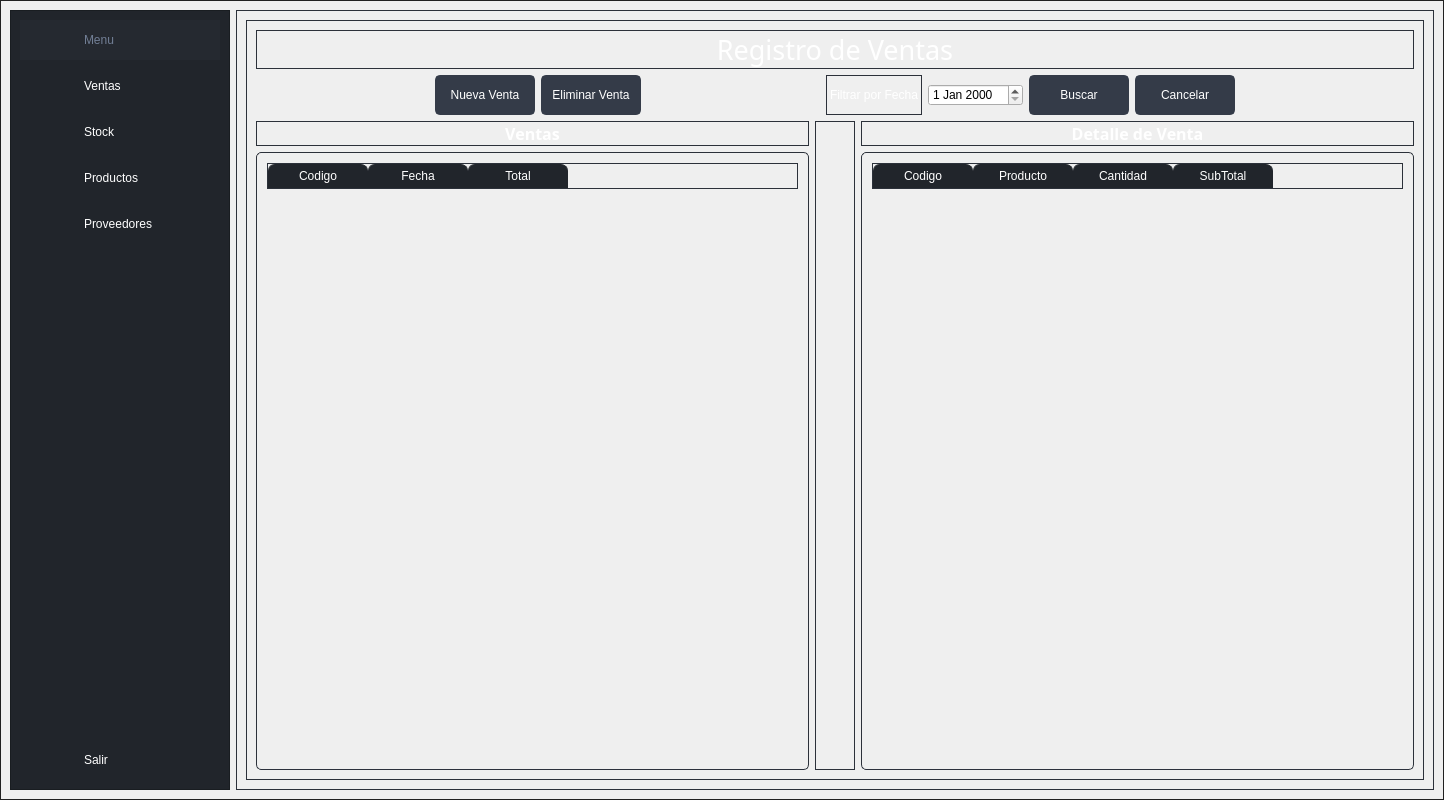
First picture: the form in Views/Principal.ui, repository Ryderd20/Gestor-Stock, before the edit.
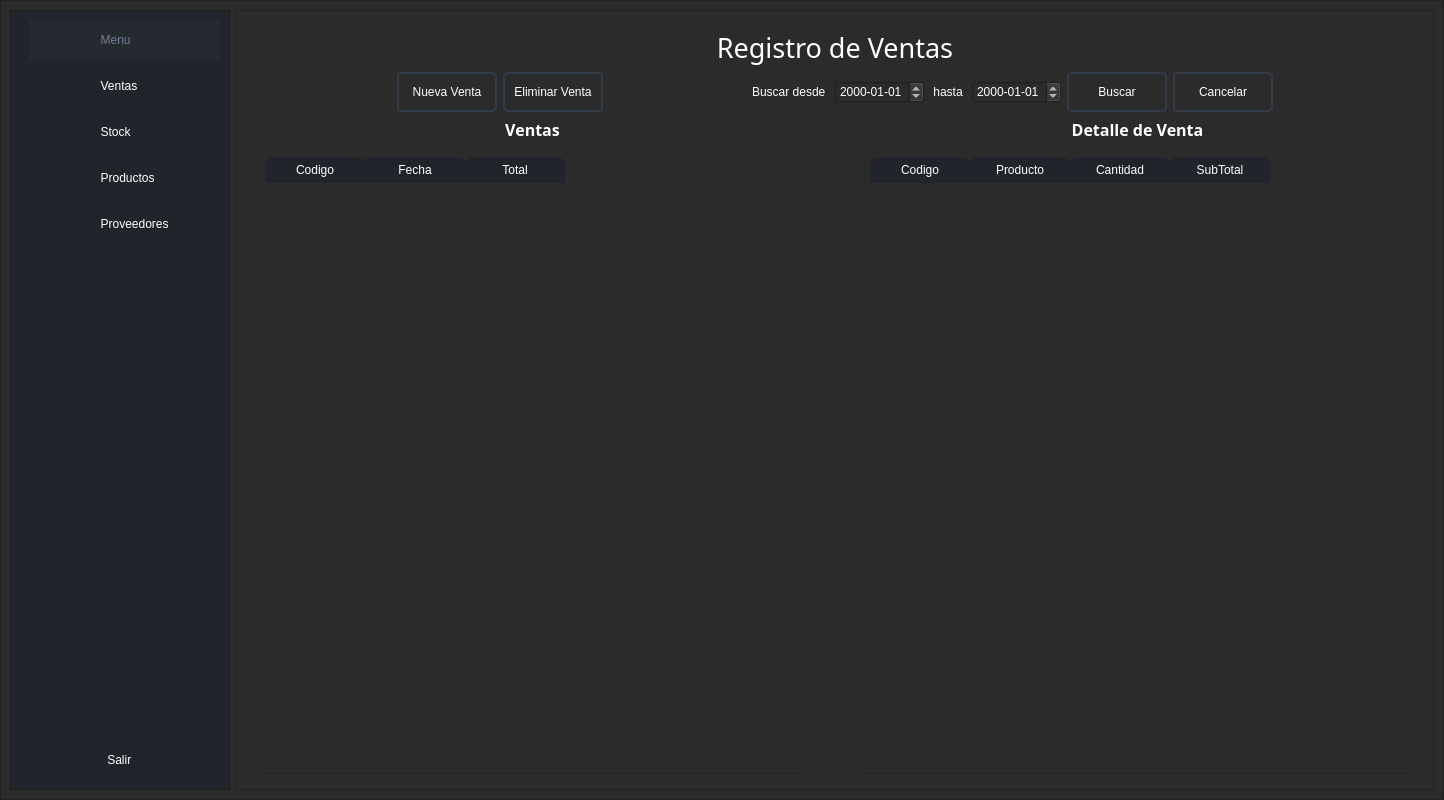
Second picture: the form after the edit. The open tabs and pages were chosen to show the change. Icons and pictures are not drawn.

The edit to the form file:
```diff
--- a/Views/Principal.ui
+++ b/Views/Principal.ui
@@ -18,20 +18,78 @@
   </property>
   <widget class="QWidget" name="frame_styleSheet">
    <property name="styleSheet">
-    <string notr="true">background-color:rgb(43, 43, 43);
+    <string notr="true">
 
-QWidget{
-	color: rgb(221, 221, 221);
-	font: 10pt &quot;Segoe UI&quot;;
+QLabel { 
+	background-color:transparent;
+	color: rgb(255, 255, 255); 
 }
 
-/* ///////////////////////////////////////////FRAME_MENU//////////////////////////////////////////////////////*/
+/* /////////////////////////////////////////////////////////////////////////////////////////////////
+Button */
+QPushButton {
+	border: 2px solid rgb(52, 59, 72);
+	border-radius: 5px;	
+	background-color: rgb(55, 59, 72);
+	color: rgb(255, 255, 255); 
+}
+QPushButton:hover {
+	background-color: rgb(57, 65, 80);
+	border: 2px solid rgb(61, 70, 86);
+}
+QPushButton:pressed {	
+	background-color: rgb(35, 40, 49);
+	border: 2px solid rgb(43, 50, 61);
+}
 
 
+/* /////////////////////////////////////////////////////////////////////////////////////////////////
+QTableWidget */
+QTableWidget {	
+	background-color: transparent;
+	padding: 10px;
+	border-radius: 5px;
+	gridline-color: rgb(44, 49, 58);
+	border-bottom: 1px solid rgb(44, 49, 60);
+}
+QTableWidget::item{
+	border-color: rgb(44, 49, 60);
+	padding-left: 5px;
+	padding-right: 5px;
+	gridline-color: rgb(44, 49, 60);
+	color: rgb(255, 255, 255); 
+}
+QTableWidget::item:selected{
+	background-color: rgb(85, 85, 127);
+}
+QHeaderView::section{
+	background-color: rgb(33, 37, 43);
 
-/* ///////////////////////////////////////////FRAME_PRINCIPAL//////////////////////////////////////////////////////*/
+	border: 1px solid rgb(44, 49, 58);
+	border-style: none;
+    border-bottom: 1px solid rgb(44, 49, 60);
+    border-right: 1px solid rgb(44, 49, 60);
+	color: rgb(255, 255, 255); 
+}
+QTableWidget::horizontalHeader {	
+	background-color: rgb(33, 37, 43);
+}
+QHeaderView::section:horizontal
+{
+    border: 1px solid rgb(33, 37, 43);
+	background-color: rgb(33, 37, 43);
+	padding: 3px;
+	border-top-left-radius: 7px;
+    border-top-right-radius: 7px;
+}
+QHeaderView::section:vertical
+{
+    border: 1px solid rgb(44, 49, 60);
 
+}
 
+/* /////////////////////////////////////////////////////////////////////////////////////////////////
+LineEdit */
 QLineEdit {
 	background-color: rgb(33, 37, 43);
 	border-radius: 5px;
@@ -39,12 +97,56 @@
 	padding-left: 10px;
 	selection-color: rgb(255, 255, 255);
 	selection-background-color: rgb(255, 121, 198);
+	color: rgb(255, 255, 255); 
 }
 QLineEdit:hover {
 	border: 2px solid rgb(64, 71, 88);
 }
 QLineEdit:focus {
 	border: 2px solid rgb(91, 101, 124);
+}
+
+
+
+QComboBox{
+	background-color: rgb(27, 29, 35);
+	border-radius: 5px;
+	border: 2px solid rgb(33, 37, 43);
+	padding: 5px;
+	padding-left: 10px;
+	color:rgb(255, 255, 255)
+}
+QComboBox:hover{
+	border: 2px solid rgb(64, 71, 88);
+}
+QComboBox::drop-down {
+	subcontrol-origin: padding;
+	subcontrol-position: top right;
+	width: 25px; 
+	border-left-width: 3px;
+	border-left-color: rgba(39, 44, 54, 150);
+	border-left-style: solid;
+	border-top-right-radius: 3px;
+	border-bottom-right-radius: 3px;	
+
+	background-position: center;
+	background-repeat: no-reperat;
+ }
+QComboBox QAbstractItemView {
+	color: rgb(255, 121, 198);	
+	background-color: rgb(33, 37, 43);
+	padding: 10px;
+	selection-background-color: rgb(39, 44, 54);
+}
+
+
+/*///////////////////////////////////////////////QDateEdit//////////////*/
+
+QDateEdit{
+	color: rgb(255, 255, 255);	
+	background-color: rgb(39, 39, 39);
+
+
 }</string>
    </property>
    <layout class="QHBoxLayout" name="horizontalLayout">
@@ -154,7 +256,8 @@
        </palette>
       </property>
       <property name="styleSheet">
-       <string notr="true"/>
+       <string notr="true">background-color:rgb(43, 43, 43);
+</string>
       </property>
       <property name="frameShape">
        <enum>QFrame::StyledPanel</enum>
@@ -257,7 +360,11 @@
 }</string>
             </property>
             <property name="text">
-             <string>Menu</string>
+             <string>     Menu</string>
+            </property>
+            <property name="icon">
+             <iconset>
+              <normaloff>icons/icon_menu.png</normaloff>icons/icon_menu.png</iconset>
             </property>
            </widget>
           </item>
@@ -273,7 +380,11 @@
              <cursorShape>PointingHandCursor</cursorShape>
             </property>
             <property name="text">
-             <string>Ventas</string>
+             <string>     Ventas</string>
+            </property>
+            <property name="icon">
+             <iconset>
+              <normaloff>icons/cil-cart.png</normaloff>icons/cil-cart.png</iconset>
             </property>
            </widget>
           </item>
@@ -289,7 +400,11 @@
              <cursorShape>PointingHandCursor</cursorShape>
             </property>
             <property name="text">
-             <string>Stock</string>
+             <string>     Stock</string>
+            </property>
+            <property name="icon">
+             <iconset>
+              <normaloff>icons/cil-layers.png</normaloff>icons/cil-layers.png</iconset>
             </property>
            </widget>
           </item>
@@ -305,7 +420,11 @@
              <cursorShape>PointingHandCursor</cursorShape>
             </property>
             <property name="text">
-             <string>Productos</string>
+             <string>     Productos</string>
+            </property>
+            <property name="icon">
+             <iconset>
+              <normaloff>icons/cil-clipboard.png</normaloff>icons/cil-clipboard.png</iconset>
             </property>
            </widget>
           </item>
@@ -321,7 +440,11 @@
              <cursorShape>PointingHandCursor</cursorShape>
             </property>
             <property name="text">
-             <string>Proveedores</string>
+             <string>     Proveedores</string>
+            </property>
+            <property name="icon">
+             <iconset>
+              <normaloff>icons/cil-people.png</normaloff>icons/cil-people.png</iconset>
             </property>
            </widget>
           </item>
@@ -350,7 +473,11 @@
              <cursorShape>PointingHandCursor</cursorShape>
             </property>
             <property name="text">
-             <string>Salir</string>
+             <string>       Salir</string>
+            </property>
+            <property name="icon">
+             <iconset>
+              <normaloff>icons/cil-door.png</normaloff>icons/cil-door.png</iconset>
             </property>
            </widget>
           </item>
@@ -370,28 +497,28 @@
            <active>
             <colorrole role="Button">
              <brush brushstyle="SolidPattern">
-              <color alpha="0">
-               <red>0</red>
-               <green>0</green>
-               <blue>0</blue>
+              <color alpha="255">
+               <red>43</red>
+               <green>43</green>
+               <blue>43</blue>
               </color>
              </brush>
             </colorrole>
             <colorrole role="Base">
              <brush brushstyle="SolidPattern">
-              <color alpha="0">
-               <red>0</red>
-               <green>0</green>
-               <blue>0</blue>
+              <color alpha="255">
+               <red>43</red>
+               <green>43</green>
+               <blue>43</blue>
               </color>
              </brush>
             </colorrole>
             <colorrole role="Window">
              <brush brushstyle="SolidPattern">
-              <color alpha="0">
-               <red>0</red>
-               <green>0</green>
-               <blue>0</blue>
+              <color alpha="255">
+               <red>43</red>
+               <green>43</green>
+               <blue>43</blue>
               </color>
              </brush>
             </colorrole>
@@ -399,28 +526,28 @@
            <inactive>
             <colorrole role="Button">
              <brush brushstyle="SolidPattern">
-              <color alpha="0">
-               <red>0</red>
-               <green>0</green>
-               <blue>0</blue>
+              <color alpha="255">
+               <red>43</red>
+               <green>43</green>
+               <blue>43</blue>
               </color>
              </brush>
             </colorrole>
             <colorrole role="Base">
              <brush brushstyle="SolidPattern">
-              <color alpha="0">
-               <red>0</red>
-               <green>0</green>
-               <blue>0</blue>
+              <color alpha="255">
+               <red>43</red>
+               <green>43</green>
+               <blue>43</blue>
               </color>
              </brush>
             </colorrole>
             <colorrole role="Window">
              <brush brushstyle="SolidPattern">
-              <color alpha="0">
-               <red>0</red>
-               <green>0</green>
-               <blue>0</blue>
+              <color alpha="255">
+               <red>43</red>
+               <green>43</green>
+               <blue>43</blue>
               </color>
              </brush>
             </colorrole>
@@ -428,28 +555,28 @@
            <disabled>
             <colorrole role="Button">
              <brush brushstyle="SolidPattern">
-              <color alpha="0">
-               <red>0</red>
-               <green>0</green>
-               <blue>0</blue>
+              <color alpha="255">
+               <red>43</red>
+               <green>43</green>
+               <blue>43</blue>
               </color>
              </brush>
             </colorrole>
             <colorrole role="Base">
              <brush brushstyle="SolidPattern">
-              <color alpha="0">
-               <red>0</red>
-               <green>0</green>
-               <blue>0</blue>
+              <color alpha="255">
+               <red>43</red>
+               <green>43</green>
+               <blue>43</blue>
               </color>
              </brush>
             </colorrole>
             <colorrole role="Window">
              <brush brushstyle="SolidPattern">
-              <color alpha="0">
-               <red>0</red>
-               <green>0</green>
-               <blue>0</blue>
+              <color alpha="255">
+               <red>43</red>
+               <green>43</green>
+               <blue>43</blue>
               </color>
              </brush>
             </colorrole>
@@ -457,15 +584,7 @@
           </palette>
          </property>
          <property name="styleSheet">
-          <string notr="true">QFrame {	
-	background-color: transparent;
-	border: 1px solid rgb(44, 49, 58);
-}
-
-
-
-
-</string>
+          <string notr="true"/>
          </property>
          <property name="frameShape">
           <enum>QFrame::StyledPanel</enum>
@@ -477,123 +596,7 @@
           <item>
            <widget class="QStackedWidget" name="stackedWidget">
             <property name="styleSheet">
-             <string notr="true">
-QLabel { 
-	background-color:transparent;
-	color: rgb(255, 255, 255); 
-}
-
-/* /////////////////////////////////////////////////////////////////////////////////////////////////
-Button */
-QPushButton {
-	border: 2px solid rgb(52, 59, 72);
-	border-radius: 5px;	
-	background-color: rgb(52, 59, 72);
-	color: rgb(255, 255, 255); 
-}
-QPushButton:hover {
-	background-color: rgb(57, 65, 80);
-	border: 2px solid rgb(61, 70, 86);
-}
-QPushButton:pressed {	
-	background-color: rgb(35, 40, 49);
-	border: 2px solid rgb(43, 50, 61);
-}
-
-
-/* /////////////////////////////////////////////////////////////////////////////////////////////////
-QTableWidget */
-QTableWidget {	
-	background-color: transparent;
-	padding: 10px;
-	border-radius: 5px;
-	gridline-color: rgb(44, 49, 58);
-	border-bottom: 1px solid rgb(44, 49, 60);
-}
-QTableWidget::item{
-	border-color: rgb(44, 49, 60);
-	padding-left: 5px;
-	padding-right: 5px;
-	gridline-color: rgb(44, 49, 60);
-	color: rgb(255, 255, 255); 
-}
-QTableWidget::item:selected{
-	background-color: rgb(189, 147, 249);
-}
-QHeaderView::section{
-	background-color: rgb(33, 37, 43);
-	max-width: 30px;
-	border: 1px solid rgb(44, 49, 58);
-	border-style: none;
-    border-bottom: 1px solid rgb(44, 49, 60);
-    border-right: 1px solid rgb(44, 49, 60);
-	color: rgb(255, 255, 255); 
-}
-QTableWidget::horizontalHeader {	
-	background-color: rgb(33, 37, 43);
-}
-QHeaderView::section:horizontal
-{
-    border: 1px solid rgb(33, 37, 43);
-	background-color: rgb(33, 37, 43);
-	padding: 3px;
-	border-top-left-radius: 7px;
-    border-top-right-radius: 7px;
-}
-QHeaderView::section:vertical
-{
-    border: 1px solid rgb(44, 49, 60);
-}
-
-/* /////////////////////////////////////////////////////////////////////////////////////////////////
-LineEdit */
-QLineEdit {
-	background-color: rgb(33, 37, 43);
-	border-radius: 5px;
-	border: 2px solid rgb(33, 37, 43);
-	padding-left: 10px;
-	selection-color: rgb(255, 255, 255);
-	selection-background-color: rgb(255, 121, 198);
-	color: rgb(255, 255, 255); 
-}
-QLineEdit:hover {
-	border: 2px solid rgb(64, 71, 88);
-}
-QLineEdit:focus {
-	border: 2px solid rgb(91, 101, 124);
-}
-
-
-
-QComboBox{
-	background-color: rgb(27, 29, 35);
-	border-radius: 5px;
-	border: 2px solid rgb(33, 37, 43);
-	padding: 5px;
-	padding-left: 10px;
-}
-QComboBox:hover{
-	border: 2px solid rgb(64, 71, 88);
-}
-QComboBox::drop-down {
-	subcontrol-origin: padding;
-	subcontrol-position: top right;
-	width: 25px; 
-	border-left-width: 3px;
-	border-left-color: rgba(39, 44, 54, 150);
-	border-left-style: solid;
-	border-top-right-radius: 3px;
-	border-bottom-right-radius: 3px;	
-
-	background-position: center;
-	background-repeat: no-reperat;
- }
-QComboBox QAbstractItemView {
-	color: rgb(255, 121, 198);	
-	background-color: rgb(33, 37, 43);
-	padding: 10px;
-	selection-background-color: rgb(39, 44, 54);
-}</string>
+             <string notr="true"/>
             </property>
             <property name="currentIndex">
              <number>0</number>
@@ -643,7 +646,7 @@
                </widget>
               </item>
               <item>
-               <layout class="QHBoxLayout" name="horizontalLayout_41">
+               <layout class="QHBoxLayout" name="horizontalLayout_39">
                 <item>
                  <spacer name="horizontalSpacer_46">
                   <property name="orientation">
@@ -705,12 +708,30 @@
                 <item>
                  <widget class="QLabel" name="label_36">
                   <property name="text">
-                   <string>Filtrar por Fecha</string>
+                   <string>Buscar desde </string>
                   </property>
                  </widget>
                 </item>
                 <item>
-                 <widget class="QDateEdit" name="dateEdit"/>
+                 <widget class="QDateEdit" name="dateEdit_inicial">
+                  <property name="displayFormat">
+                   <string>yyyy-MM-dd</string>
+                  </property>
+                 </widget>
+                </item>
+                <item>
+                 <widget class="QLabel" name="label_42">
+                  <property name="text">
+                   <string> hasta </string>
+                  </property>
+                 </widget>
+                </item>
+                <item>
+                 <widget class="QDateEdit" name="dateEdit_final">
+                  <property name="displayFormat">
+                   <string>yyyy-MM-dd</string>
+                  </property>
+                 </widget>
                 </item>
                 <item>
                  <widget class="QPushButton" name="btn_buscar_fecha">
@@ -790,6 +811,12 @@
                       <height>0</height>
                      </size>
                     </property>
+                    <property name="styleSheet">
+                     <string notr="true"/>
+                    </property>
+                    <property name="verticalScrollBarPolicy">
+                     <enum>Qt::ScrollBarAsNeeded</enum>
+                    </property>
                     <property name="editTriggers">
                      <set>QAbstractItemView::NoEditTriggers</set>
                     </property>
@@ -799,6 +826,9 @@
                     <property name="selectionBehavior">
                      <enum>QAbstractItemView::SelectRows</enum>
                     </property>
+                    <attribute name="verticalHeaderVisible">
+                     <bool>false</bool>
+                    </attribute>
                     <column>
                      <property name="text">
                       <string>Codigo</string>
@@ -907,6 +937,9 @@
                     <property name="selectionBehavior">
                      <enum>QAbstractItemView::SelectRows</enum>
                     </property>
+                    <attribute name="verticalHeaderVisible">
+                     <bool>false</bool>
+                    </attribute>
                     <column>
                      <property name="text">
                       <string>Codigo</string>
@@ -2734,11 +2767,41 @@
                </layout>
               </item>
               <item>
-               <widget class="QLabel" name="signal_proveedor_modificado">
-                <property name="text">
-                 <string>Espacios obligatorios*</string>
-                </property>
-               </widget>
+               <layout class="QHBoxLayout" name="horizontalLayout_41">
+                <item>
+                 <spacer name="horizontalSpacer_59">
+                  <property name="orientation">
+                   <enum>Qt::Horizontal</enum>
+                  </property>
+                  <property name="sizeHint" stdset="0">
+                   <size>
+                    <width>40</width>
+                    <height>20</height>
+                   </size>
+                  </property>
+                 </spacer>
+                </item>
+                <item>
+                 <widget class="QLabel" name="signal_proveedor_modificado">
+                  <property name="text">
+                   <string>Espacios obligatorios*</string>
+                  </property>
+                 </widget>
+                </item>
+                <item>
+                 <spacer name="horizontalSpacer_60">
+                  <property name="orientation">
+                   <enum>Qt::Horizontal</enum>
+                  </property>
+                  <property name="sizeHint" stdset="0">
+                   <size>
+                    <width>40</width>
+                    <height>20</height>
+                   </size>
+                  </property>
+                 </spacer>
+                </item>
+               </layout>
               </item>
               <item>
                <spacer name="verticalSpacer_6">
```
Left out of the diff: 140 changed lines with no effect on the pictures.
